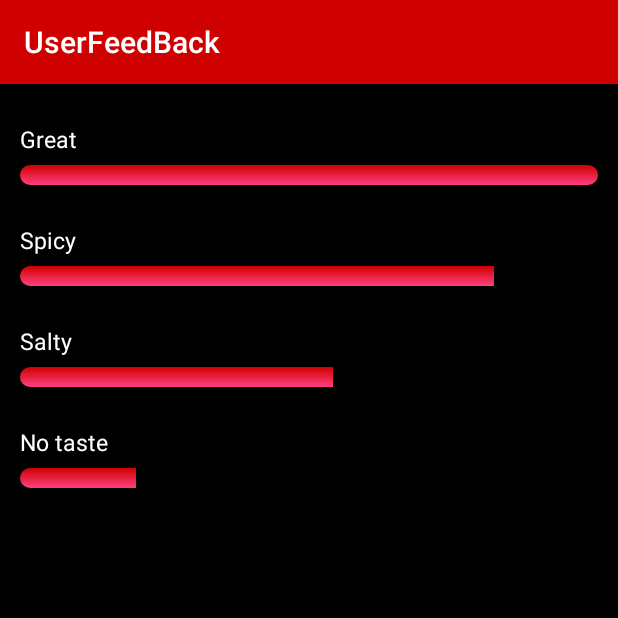
After one commit to DhanraajDreamGuys/UserFeedBack, an Android app: the CategoryProgressList screen opened directly, with no data from a screen before it, on a phone screen of 412 x 824 dp, the top half of it. The commit adds this screen. Run offline under Robolectric (Android 15) with nearby library versions, the phone set to English and light mode, and no system bars; our stand-ins replace sdp/ssp sizes.

Commit message:
# Login and Category File commit

```diff
--- a/app/build.gradle
+++ b/app/build.gradle
@@ -27,5 +27,10 @@ dependencies {
     compile 'com.android.support:appcompat-v7:25.3.1'
     compile 'com.android.support.constraint:constraint-layout:1.0.2'
     compile 'com.intuit.sdp:sdp-android:1.0.4'
+    compile 'com.squareup.picasso:picasso:2.5.2'
+    compile 'com.squareup.retrofit:retrofit:1.9.0'
+    compile 'com.squareup.okhttp:okhttp:2.4.0'
+    compile 'com.android.support:support-v4:25.3.1'
+    compile 'com.android.support:design:25.3.1'
     testCompile 'junit:junit:4.12'
 }
--- /dev/null
+++ b/app/src/main/java/co/in/dreamguys/feedback/user/CategoryProgressList.java
@@ -0,0 +1,76 @@
+package co.in.dreamguys.feedback.user;
+
+import android.graphics.Color;
+import android.os.Bundle;
+import android.support.annotation.Nullable;
+import android.support.v7.app.AppCompatActivity;
+import android.widget.ListView;
+
+import java.util.ArrayList;
+import java.util.List;
+
+import co.in.dreamguys.feedback.user.adapter.CategoryProgressListAdapter;
+import co.in.dreamguys.feedback.user.model.DAOCategory;
+
+/**
+ * Created by Prasad on 7/11/2017.
+ */
+
+public class CategoryProgressList extends AppCompatActivity {
+
+    ListView listCategories;
+    CategoryProgressListAdapter aCategoryProgressListAdapter;
+    List<DAOCategory> arrayCategoryLists = new ArrayList<DAOCategory>();
+    DAOCategory mDAOCategory;
+    String[] categoryName;
+    int[] colorValue;
+    String[] percentageValue;
+
+
+    @Override
+    protected void onCreate(@Nullable Bundle savedInstanceState) {
+        super.onCreate(savedInstanceState);
+        setContentView(R.layout.activity_category_progress);
+
+        intiWidgets();
+
+        categoryName = new String[]{
+                "Great",
+                "Spicy",
+                "Salty",
+                "No taste"
+        };
+
+        colorValue = new int[]{
+                Color.BLUE,
+                Color.RED,
+                Color.YELLOW,
+                Color.GRAY,
+        };
+
+        percentageValue = new String[]{
+                "100",
+                "82",
+                "54",
+                "20"
+        };
+
+        for (int i = 0; i < categoryName.length; i++) {
+            mDAOCategory = new DAOCategory();
+            mDAOCategory.setCategoryName(categoryName[i]);
+            mDAOCategory.setIntColorValue("" + colorValue[i]);
+            mDAOCategory.setIntPercentageValue(percentageValue[i]);
+            arrayCategoryLists.add(mDAOCategory);
+        }
+
+
+        aCategoryProgressListAdapter = new CategoryProgressListAdapter(this, arrayCategoryLists);
+        listCategories.setAdapter(aCategoryProgressListAdapter);
+
+
+    }
+
+    private void intiWidgets() {
+        listCategories = (ListView) findViewById(R.id.list_categories);
+    }
+}
--- a/app/src/main/java/co/in/dreamguys/feedback/user/adapter/Adapter_survey_description.java
+++ b/app/src/main/java/co/in/dreamguys/feedback/user/adapter/CategoryProgressListAdapter.java
@@ -1,6 +1,8 @@
 package co.in.dreamguys.feedback.user.adapter;
 
 import android.content.Context;
+import android.os.Build;
+import android.support.annotation.RequiresApi;
 import android.view.LayoutInflater;
 import android.view.View;
 import android.view.ViewGroup;
@@ -8,9 +10,10 @@ import android.widget.BaseAdapter;
 import android.widget.ProgressBar;
 import android.widget.TextView;
 
-import org.json.JSONArray;
+import java.util.List;
 
 import co.in.dreamguys.feedback.user.R;
+import co.in.dreamguys.feedback.user.model.DAOCategory;
 
 import static android.content.Context.LAYOUT_INFLATER_SERVICE;
 
@@ -18,15 +21,15 @@ import static android.content.Context.LAYOUT_INFLATER_SERVICE;
  * Created by user5 on 06-07-2017.
  */
 
-public class Adapter_survey_description extends BaseAdapter {
+public class CategoryProgressListAdapter extends BaseAdapter {
 
 
     Context mContext;
-    private final JSONArray survey;
+    private List<DAOCategory> survey;
     LayoutInflater layoutInflater;
 
 
-    public Adapter_survey_description(Context mContext, JSONArray survey) {
+    public CategoryProgressListAdapter(Context mContext, List<DAOCategory> survey) {
         this.mContext = mContext;
         this.survey = survey;
         layoutInflater = (LayoutInflater) mContext.getSystemService(LAYOUT_INFLATER_SERVICE);
@@ -34,12 +37,12 @@ public class Adapter_survey_description extends BaseAdapter {
 
     @Override
     public int getCount() {
-        return survey.length();
+        return survey.size();
     }
 
     @Override
-    public Object getItem(int position) {
-        return null;
+    public DAOCategory getItem(int position) {
+        return survey.get(position);
     }
 
     @Override
@@ -47,6 +50,7 @@ public class Adapter_survey_description extends BaseAdapter {
         return position;
     }
 
+    @RequiresApi(api = Build.VERSION_CODES.N)
     @Override
     public View getView(int position, View convertView, ViewGroup parent) {
         final ViewHolder mHolder;
@@ -60,12 +64,18 @@ public class Adapter_survey_description extends BaseAdapter {
             mHolder = (ViewHolder) convertView.getTag();
         }
 
-        mHolder.inputProgress.setProgress(10);
+        DAOCategory data = getItem(position);
+        mHolder.inputCategory.setText(data.getCategoryName());
+        mHolder.inputProgress.setProgress(Integer.parseInt(data.getIntPercentageValue()));
+
+
+//        int colorValue = Color.parseColor(data.getIntColorValue());
+//        mHolder.inputProgress.setBackgroundColor(colorValue);
         return convertView;
     }
 
 
-    class ViewHolder {
+    private class ViewHolder {
         TextView inputCategory;
         ProgressBar inputProgress;
 
--- /dev/null
+++ b/app/src/main/java/co/in/dreamguys/feedback/user/model/DAOCategory.java
@@ -0,0 +1,66 @@
+package co.in.dreamguys.feedback.user.model;
+
+/**
+ * Created by Prasad on 7/11/2017.
+ */
+
+public class DAOCategory {
+
+    private String categoryName, categoryid, intColorValue, intPercentageValue, answerId, answerName, totalCount;
+
+    public String getCategoryName() {
+        return categoryName;
+    }
+
+    public void setCategoryName(String categoryName) {
+        this.categoryName = categoryName;
+    }
+
+    public String getCategoryid() {
+        return categoryid;
+    }
+
+    public void setCategoryid(String categoryid) {
+        this.categoryid = categoryid;
+    }
+
+    public String getIntColorValue() {
+        return intColorValue;
+    }
+
+    public void setIntColorValue(String intColorValue) {
+        this.intColorValue = intColorValue;
+    }
+
+    public String getIntPercentageValue() {
+        return intPercentageValue;
+    }
+
+    public void setIntPercentageValue(String intPercentageValue) {
+        this.intPercentageValue = intPercentageValue;
+    }
+
+    public String getAnswerId() {
+        return answerId;
+    }
+
+    public void setAnswerId(String answerId) {
+        this.answerId = answerId;
+    }
+
+    public String getAnswerName() {
+        return answerName;
+    }
+
+    public void setAnswerName(String answerName) {
+        this.answerName = answerName;
+    }
+
+    public String getTotalCount() {
+        return totalCount;
+    }
+
+    public void setTotalCount(String totalCount) {
+        this.totalCount = totalCount;
+    }
+}
--- /dev/null
+++ b/app/src/main/res/layout/activity_category_progress.xml
@@ -0,0 +1,18 @@
+<?xml version="1.0" encoding="utf-8"?>
+<LinearLayout xmlns:android="http://schemas.android.com/apk/res/android"
+    android:layout_width="match_parent"
+    android:layout_height="match_parent"
+    android:background="@android:color/black"
+    android:orientation="vertical">
+
+    <ListView
+        android:id="@+id/list_categories"
+        android:layout_width="match_parent"
+        android:layout_height="wrap_content"
+        android:divider="@null"
+        android:background="@android:color/transparent"
+        android:listSelector="@android:color/transparent"
+        android:scrollbars="none" />
+
+
+</LinearLayout>
--- a/app/src/main/res/layout/adapter_survey_description.xml
+++ b/app/src/main/res/layout/adapter_survey_description.xml
@@ -1,9 +1,7 @@
 <?xml version="1.0" encoding="utf-8"?>
-
 <LinearLayout xmlns:android="http://schemas.android.com/apk/res/android"
     android:layout_width="match_parent"
     android:layout_height="match_parent"
-    android:background="@android:color/black"
     android:orientation="vertical">
 
 
@@ -27,7 +25,6 @@
         android:layout_marginTop="@dimen/_5sdp"
         android:indeterminate="false"
         android:max="100"
-        android:progress="50"
         android:progressDrawable="@drawable/custom_progress_bar_horizontal" />
 
 </LinearLayout>
--- a/app/src/main/res/values/strings.xml
+++ b/app/src/main/res/values/strings.xml
@@ -13,4 +13,8 @@
     <string name="filter">Filter</string>
     <string name="surveyOverview">Survey Overview</string>
     <string name="filteryoursearch">Filter Your Search</string>
+    <string name="no_internet_connection">Please enable internet connection.</string>
+    <string name="err_username">Enter username</string>
+    <string name="err_password">Enter password</string>
+    <string name="please_wait">Please wait</string>
 </resources>
```
Also changed, not shown: app/src/main/AndroidManifest.xml (+7 -2 lines), app/src/main/java/co/in/dreamguys/feedback/user/Login.java (+74 -0 lines), app/src/main/java/co/in/dreamguys/feedback/user/helper/CustomProgressDialog.java (added, +43 -0 lines), app/src/main/java/co/in/dreamguys/feedback/user/helper/Utils.java (added, +43 -0 lines), app/src/main/java/co/in/dreamguys/feedback/user/network/ApiCallBaseConfiguration.java (added, +55 -0 lines), app/src/main/java/co/in/dreamguys/feedback/user/network/LoginAPI.java (added, +34 -0 lines), app/src/main/java/co/in/dreamguys/feedback/user/response/LoginResponse.java (added, +155 -0 lines), app/src/main/res/layout/activity_login.xml (+19 -14 lines), app/src/main/res/layout/progress_layout.xml (added, +29 -0 lines).
